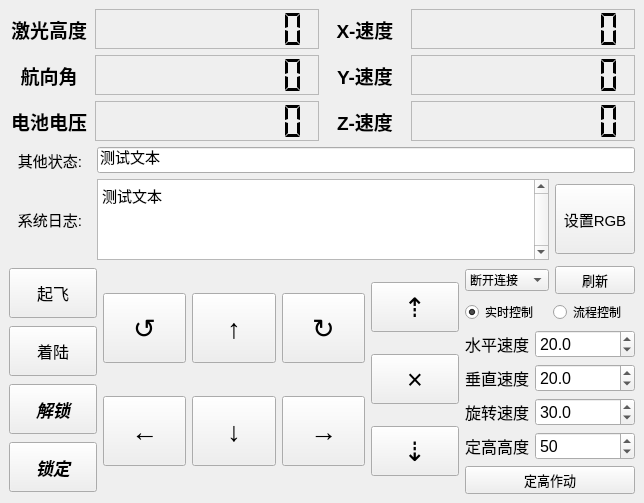
The window that python_sdk/fc_gui/gui.ui (ElluIFX/ANO_LX_FC) describes before a commit, drawn with Qt 5.
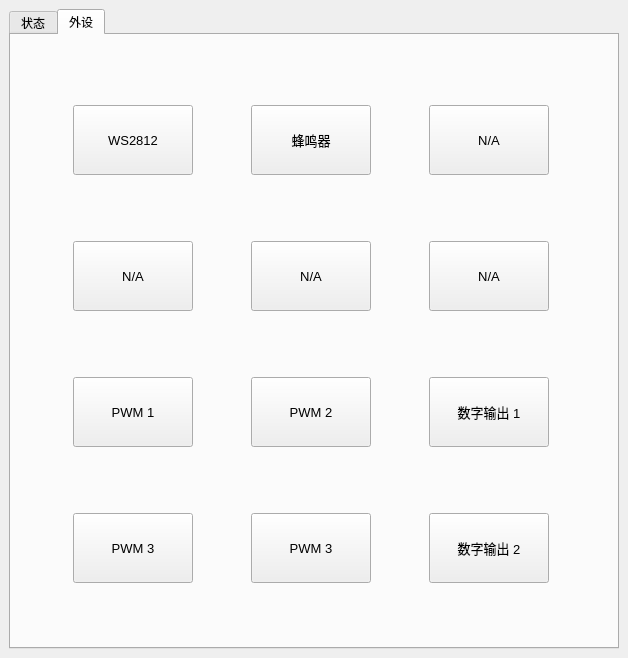
The same window after the commit. The open tabs and pages were chosen to show the change.

Commit message: ✨ feat(python gui): 更新gui

Patch:
```diff
--- a/python_sdk/fc_gui/gui.ui
+++ b/python_sdk/fc_gui/gui.ui
@@ -6,27 +6,58 @@
    <rect>
     <x>0</x>
     <y>0</y>
-    <width>644</width>
-    <height>503</height>
+    <width>628</width>
+    <height>658</height>
    </rect>
   </property>
   <property name="minimumSize">
    <size>
-    <width>644</width>
-    <height>503</height>
+    <width>628</width>
+    <height>658</height>
    </size>
   </property>
   <property name="maximumSize">
    <size>
-    <width>644</width>
-    <height>503</height>
+    <width>628</width>
+    <height>658</height>
    </size>
   </property>
   <property name="windowTitle">
    <string>上位机</string>
   </property>
   <widget class="QWidget" name="centralwidget">
-   <layout class="QVBoxLayout" name="verticalLayout_8" stretch="0,0,1,0">
+   <layout class="QVBoxLayout" name="verticalLayout_8" stretch="0">
+    <item>
+     <widget class="QTabWidget" name="tabWidget">
+      <property name="minimumSize">
+       <size>
+        <width>0</width>
+        <height>0</height>
+       </size>
+      </property>
+      <property name="maximumSize">
+       <size>
+        <width>900</width>
+        <height>900</height>
+       </size>
+      </property>
+      <property name="currentIndex">
+       <number>0</number>
+      </property>
+      <widget class="QWidget" name="tab">
+       <attribute name="title">
+        <string>状态</string>
+       </attribute>
+       <widget class="QWidget" name="">
+        <property name="geometry">
+         <rect>
+          <x>0</x>
+          <y>0</y>
+          <width>601</width>
+          <height>609</height>
+         </rect>
+        </property>
+        <layout class="QVBoxLayout" name="verticalLayout_9">
     <item>
      <layout class="QHBoxLayout" name="horizontalLayout_7">
       <item>
@@ -49,7 +80,7 @@
             </property>
             <property name="font">
              <font>
-              <pointsize>14</pointsize>
+                   <pointsize>13</pointsize>
               <bold>true</bold>
              </font>
             </property>
@@ -123,7 +154,7 @@
             </property>
             <property name="font">
              <font>
-              <pointsize>14</pointsize>
+                   <pointsize>13</pointsize>
               <bold>true</bold>
              </font>
             </property>
@@ -197,7 +228,7 @@
             </property>
             <property name="font">
              <font>
-              <pointsize>14</pointsize>
+                   <pointsize>13</pointsize>
               <bold>true</bold>
              </font>
             </property>
@@ -275,7 +306,7 @@
             </property>
             <property name="font">
              <font>
-              <pointsize>14</pointsize>
+                   <pointsize>13</pointsize>
               <bold>true</bold>
              </font>
             </property>
@@ -349,7 +380,7 @@
             </property>
             <property name="font">
              <font>
-              <pointsize>14</pointsize>
+                   <pointsize>13</pointsize>
               <bold>true</bold>
              </font>
             </property>
@@ -423,7 +454,7 @@
             </property>
             <property name="font">
              <font>
-              <pointsize>14</pointsize>
+                   <pointsize>13</pointsize>
               <bold>true</bold>
              </font>
             </property>
@@ -495,7 +526,8 @@
         </property>
         <property name="font">
          <font>
-          <pointsize>11</pointsize>
+               <pointsize>12</pointsize>
+               <bold>false</bold>
          </font>
         </property>
         <property name="text">
@@ -508,6 +540,12 @@
       </item>
       <item>
        <widget class="QLineEdit" name="line_info">
+             <property name="minimumSize">
+              <size>
+               <width>0</width>
+               <height>43</height>
+              </size>
+             </property>
         <property name="font">
          <font>
           <pointsize>11</pointsize>
@@ -541,7 +579,8 @@
         </property>
         <property name="font">
          <font>
-          <pointsize>11</pointsize>
+               <pointsize>12</pointsize>
+               <bold>false</bold>
          </font>
         </property>
         <property name="text">
@@ -556,7 +595,7 @@
        <widget class="QPlainTextEdit" name="text_log">
         <property name="font">
          <font>
-          <pointsize>11</pointsize>
+               <pointsize>12</pointsize>
          </font>
         </property>
         <property name="verticalScrollBarPolicy">
@@ -576,32 +615,8 @@
         </property>
        </widget>
       </item>
-      <item>
-       <widget class="QPushButton" name="btn_rgb">
-        <property name="minimumSize">
-         <size>
-          <width>0</width>
-          <height>70</height>
-         </size>
-        </property>
-        <property name="font">
-         <font>
-          <pointsize>11</pointsize>
-          <bold>false</bold>
-         </font>
-        </property>
-        <property name="text">
-         <string>设置RGB</string>
-        </property>
-        <property name="shortcut">
-         <string>W</string>
-        </property>
-       </widget>
-      </item>
-     </layout>
-    </item>
-    <item>
-     <layout class="QHBoxLayout" name="horizontalLayout_14" stretch="1">
+          </layout>
+         </item>
       <item>
        <layout class="QHBoxLayout" name="horizontalLayout_10" stretch="1,3,1,0">
         <item>
@@ -926,7 +941,10 @@
         <item>
          <layout class="QVBoxLayout" name="verticalLayout_7">
           <item>
-           <layout class="QHBoxLayout" name="horizontalLayout_17" stretch="1,0">
+              <layout class="QHBoxLayout" name="horizontalLayout_17" stretch="0,1,0">
+               <item>
+                <layout class="QHBoxLayout" name="horizontalLayout_14" stretch=""/>
+               </item>
             <item>
              <widget class="QComboBox" name="combo_serial">
               <property name="font">
@@ -1181,6 +1199,362 @@
        </layout>
       </item>
      </layout>
+       </widget>
+      </widget>
+      <widget class="QWidget" name="tab_2">
+       <attribute name="title">
+        <string>外设</string>
+       </attribute>
+       <widget class="QWidget" name="gridLayoutWidget">
+        <property name="geometry">
+         <rect>
+          <x>10</x>
+          <y>10</y>
+          <width>581</width>
+          <height>601</height>
+         </rect>
+        </property>
+        <layout class="QGridLayout" name="gridLayout">
+         <item row="3" column="1">
+          <widget class="QPushButton" name="btn_pwm_4">
+           <property name="minimumSize">
+            <size>
+             <width>120</width>
+             <height>70</height>
+            </size>
+           </property>
+           <property name="maximumSize">
+            <size>
+             <width>120</width>
+             <height>70</height>
+            </size>
+           </property>
+           <property name="font">
+            <font>
+             <pointsize>10</pointsize>
+             <bold>false</bold>
+            </font>
+           </property>
+           <property name="text">
+            <string>PWM 3</string>
+           </property>
+           <property name="shortcut">
+            <string>W</string>
+           </property>
+          </widget>
+         </item>
+         <item row="2" column="0">
+          <widget class="QPushButton" name="btn_pwm_1">
+           <property name="minimumSize">
+            <size>
+             <width>120</width>
+             <height>70</height>
+            </size>
+           </property>
+           <property name="maximumSize">
+            <size>
+             <width>120</width>
+             <height>70</height>
+            </size>
+           </property>
+           <property name="font">
+            <font>
+             <pointsize>10</pointsize>
+             <bold>false</bold>
+            </font>
+           </property>
+           <property name="text">
+            <string>PWM 1</string>
+           </property>
+           <property name="shortcut">
+            <string>W</string>
+           </property>
+          </widget>
+         </item>
+         <item row="1" column="0">
+          <widget class="QPushButton" name="btn_rgb_13">
+           <property name="minimumSize">
+            <size>
+             <width>120</width>
+             <height>70</height>
+            </size>
+           </property>
+           <property name="maximumSize">
+            <size>
+             <width>120</width>
+             <height>70</height>
+            </size>
+           </property>
+           <property name="font">
+            <font>
+             <pointsize>10</pointsize>
+             <bold>false</bold>
+            </font>
+           </property>
+           <property name="text">
+            <string>N/A</string>
+           </property>
+           <property name="shortcut">
+            <string>W</string>
+           </property>
+          </widget>
+         </item>
+         <item row="3" column="0">
+          <widget class="QPushButton" name="btn_pwm_3">
+           <property name="minimumSize">
+            <size>
+             <width>120</width>
+             <height>70</height>
+            </size>
+           </property>
+           <property name="maximumSize">
+            <size>
+             <width>120</width>
+             <height>70</height>
+            </size>
+           </property>
+           <property name="font">
+            <font>
+             <pointsize>10</pointsize>
+             <bold>false</bold>
+            </font>
+           </property>
+           <property name="text">
+            <string>PWM 3</string>
+           </property>
+           <property name="shortcut">
+            <string>W</string>
+           </property>
+          </widget>
+         </item>
+         <item row="0" column="1">
+          <widget class="QPushButton" name="btn_buzzer">
+           <property name="minimumSize">
+            <size>
+             <width>120</width>
+             <height>70</height>
+            </size>
+           </property>
+           <property name="maximumSize">
+            <size>
+             <width>120</width>
+             <height>70</height>
+            </size>
+           </property>
+           <property name="font">
+            <font>
+             <pointsize>10</pointsize>
+             <bold>false</bold>
+            </font>
+           </property>
+           <property name="text">
+            <string>蜂鸣器</string>
+           </property>
+           <property name="shortcut">
+            <string>W</string>
+           </property>
+          </widget>
+         </item>
+         <item row="1" column="1">
+          <widget class="QPushButton" name="btn_rgb_11">
+           <property name="minimumSize">
+            <size>
+             <width>120</width>
+             <height>70</height>
+            </size>
+           </property>
+           <property name="maximumSize">
+            <size>
+             <width>120</width>
+             <height>70</height>
+            </size>
+           </property>
+           <property name="font">
+            <font>
+             <pointsize>10</pointsize>
+             <bold>false</bold>
+            </font>
+           </property>
+           <property name="text">
+            <string>N/A</string>
+           </property>
+           <property name="shortcut">
+            <string>W</string>
+           </property>
+          </widget>
+         </item>
+         <item row="2" column="1">
+          <widget class="QPushButton" name="btn_pwm_2">
+           <property name="minimumSize">
+            <size>
+             <width>120</width>
+             <height>70</height>
+            </size>
+           </property>
+           <property name="maximumSize">
+            <size>
+             <width>120</width>
+             <height>70</height>
+            </size>
+           </property>
+           <property name="font">
+            <font>
+             <pointsize>10</pointsize>
+             <bold>false</bold>
+            </font>
+           </property>
+           <property name="text">
+            <string>PWM 2</string>
+           </property>
+           <property name="shortcut">
+            <string>W</string>
+           </property>
+          </widget>
+         </item>
+         <item row="3" column="2">
+          <widget class="QPushButton" name="btn_io_2">
+           <property name="minimumSize">
+            <size>
+             <width>120</width>
+             <height>70</height>
+            </size>
+           </property>
+           <property name="maximumSize">
+            <size>
+             <width>120</width>
+             <height>70</height>
+            </size>
+           </property>
+           <property name="font">
+            <font>
+             <pointsize>10</pointsize>
+             <bold>false</bold>
+            </font>
+           </property>
+           <property name="text">
+            <string>数字输出 2</string>
+           </property>
+           <property name="shortcut">
+            <string>W</string>
+           </property>
+          </widget>
+         </item>
+         <item row="1" column="2">
+          <widget class="QPushButton" name="btn_rgb_16">
+           <property name="minimumSize">
+            <size>
+             <width>120</width>
+             <height>70</height>
+            </size>
+           </property>
+           <property name="maximumSize">
+            <size>
+             <width>120</width>
+             <height>70</height>
+            </size>
+           </property>
+           <property name="font">
+            <font>
+             <pointsize>10</pointsize>
+             <bold>false</bold>
+            </font>
+           </property>
+           <property name="text">
+            <string>N/A</string>
+           </property>
+           <property name="shortcut">
+            <string>W</string>
+           </property>
+          </widget>
+         </item>
+         <item row="2" column="2">
+          <widget class="QPushButton" name="btn_io_1">
+           <property name="minimumSize">
+            <size>
+             <width>120</width>
+             <height>70</height>
+            </size>
+           </property>
+           <property name="maximumSize">
+            <size>
+             <width>120</width>
+             <height>70</height>
+            </size>
+           </property>
+           <property name="font">
+            <font>
+             <pointsize>10</pointsize>
+             <bold>false</bold>
+            </font>
+           </property>
+           <property name="text">
+            <string>数字输出 1</string>
+           </property>
+           <property name="shortcut">
+            <string>W</string>
+           </property>
+          </widget>
+         </item>
+         <item row="0" column="2">
+          <widget class="QPushButton" name="btn_rgb_12">
+           <property name="minimumSize">
+            <size>
+             <width>120</width>
+             <height>70</height>
+            </size>
+           </property>
+           <property name="maximumSize">
+            <size>
+             <width>120</width>
+             <height>70</height>
+            </size>
+           </property>
+           <property name="font">
+            <font>
+             <pointsize>10</pointsize>
+             <bold>false</bold>
+            </font>
+           </property>
+           <property name="text">
+            <string>N/A</string>
+           </property>
+           <property name="shortcut">
+            <string>W</string>
+           </property>
+          </widget>
+         </item>
+         <item row="0" column="0">
+          <widget class="QPushButton" name="btn_rgb">
+           <property name="minimumSize">
+            <size>
+             <width>120</width>
+             <height>70</height>
+            </size>
+           </property>
+           <property name="maximumSize">
+            <size>
+             <width>120</width>
+             <height>70</height>
+            </size>
+           </property>
+           <property name="font">
+            <font>
+             <pointsize>10</pointsize>
+             <bold>false</bold>
+            </font>
+           </property>
+           <property name="text">
+            <string>WS2812</string>
+           </property>
+           <property name="shortcut">
+            <string>W</string>
+           </property>
+          </widget>
+         </item>
+        </layout>
+       </widget>
+      </widget>
+     </widget>
     </item>
    </layout>
   </widget>
```
Lines whose indentation alone changed are shown as unchanged. The commit also changes 3 other files.
